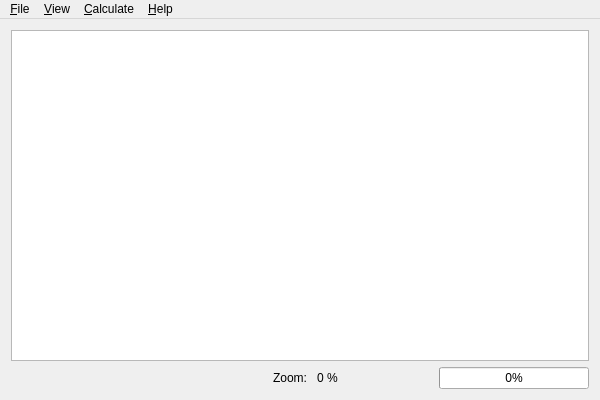
Above: mainwindow.ui from kofes/satelliteQt before the change. Below: the same form after it.
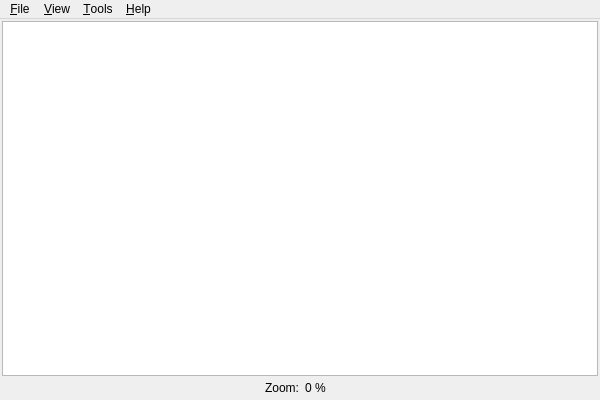
That is the form after the change.

What changed in the file:
```diff
--- a/mainwindow.ui
+++ b/mainwindow.ui
@@ -10,6 +10,12 @@
     <height>400</height>
    </rect>
   </property>
+  <property name="minimumSize">
+   <size>
+    <width>600</width>
+    <height>400</height>
+   </size>
+  </property>
   <property name="windowTitle">
    <string>MainWindow</string>
   </property>
@@ -17,20 +23,22 @@
    <locale language="English" country="UnitedStates"/>
   </property>
   <widget class="QWidget" name="centralWidget">
-   <layout class="QGridLayout" name="gridLayout">
-    <item row="1" column="7" alignment="Qt::AlignRight">
-     <widget class="QProgressBar" name="progressBar">
-      <property name="minimumSize">
-       <size>
-        <width>150</width>
-        <height>0</height>
-       </size>
-      </property>
-      <property name="value">
-       <number>0</number>
-      </property>
-     </widget>
-    </item>
+   <layout class="QGridLayout" name="gridLayout" columnstretch="0,0,0,0,1,0,0,0">
+    <property name="leftMargin">
+     <number>2</number>
+    </property>
+    <property name="topMargin">
+     <number>2</number>
+    </property>
+    <property name="rightMargin">
+     <number>2</number>
+    </property>
+    <property name="bottomMargin">
+     <number>2</number>
+    </property>
+    <property name="spacing">
+     <number>2</number>
+    </property>
     <item row="0" column="0" colspan="8">
      <widget class="QGraphicsView" name="graphicsView">
       <property name="dragMode">
@@ -41,19 +49,52 @@
       </property>
      </widget>
     </item>
-    <item row="1" column="5">
-     <widget class="QLabel" name="label_zoom">
-      <property name="text">
-       <string>0 %</string>
+    <item row="1" column="4" colspan="4">
+     <layout class="QHBoxLayout" name="horizontalLayout" stretch="0,1,1,0">
+      <property name="spacing">
+       <number>2</number>
       </property>
-     </widget>
-    </item>
-    <item row="1" column="4" alignment="Qt::AlignRight">
-     <widget class="QLabel" name="label_2">
-      <property name="text">
-       <string>Zoom: </string>
-      </property>
-     </widget>
+      <item>
+       <spacer name="horizontalSpacer_2">
+        <property name="orientation">
+         <enum>Qt::Horizontal</enum>
+        </property>
+        <property name="sizeHint" stdset="0">
+         <size>
+          <width>40</width>
+          <height>20</height>
+         </size>
+        </property>
+       </spacer>
+      </item>
+      <item alignment="Qt::AlignRight">
+       <widget class="QLabel" name="label_2">
+        <property name="text">
+         <string>Zoom: </string>
+        </property>
+       </widget>
+      </item>
+      <item>
+       <widget class="QLabel" name="label_zoom">
+        <property name="text">
+         <string>0 %</string>
+        </property>
+       </widget>
+      </item>
+      <item>
+       <spacer name="horizontalSpacer">
+        <property name="orientation">
+         <enum>Qt::Horizontal</enum>
+        </property>
+        <property name="sizeHint" stdset="0">
+         <size>
+          <width>40</width>
+          <height>20</height>
+         </size>
+        </property>
+       </spacer>
+      </item>
+     </layout>
     </item>
    </layout>
   </widget>
@@ -84,9 +125,9 @@
     <addaction name="actionColor"/>
     <addaction name="actionLevels"/>
    </widget>
-   <widget class="QMenu" name="menuCalculate">
+   <widget class="QMenu" name="menuTools">
     <property name="title">
-     <string>&amp;Calculate</string>
+     <string>&amp;Tools</string>
     </property>
     <addaction name="actionSemivariance"/>
     <addaction name="actionVariance"/>
@@ -99,7 +140,7 @@
    </widget>
    <addaction name="menuFile"/>
    <addaction name="menuView"/>
-   <addaction name="menuCalculate"/>
+   <addaction name="menuTools"/>
    <addaction name="menuHelp"/>
   </widget>
   <action name="actionOpen">
```
Left out of the diff: 17 changed lines with no effect on the pictures.
